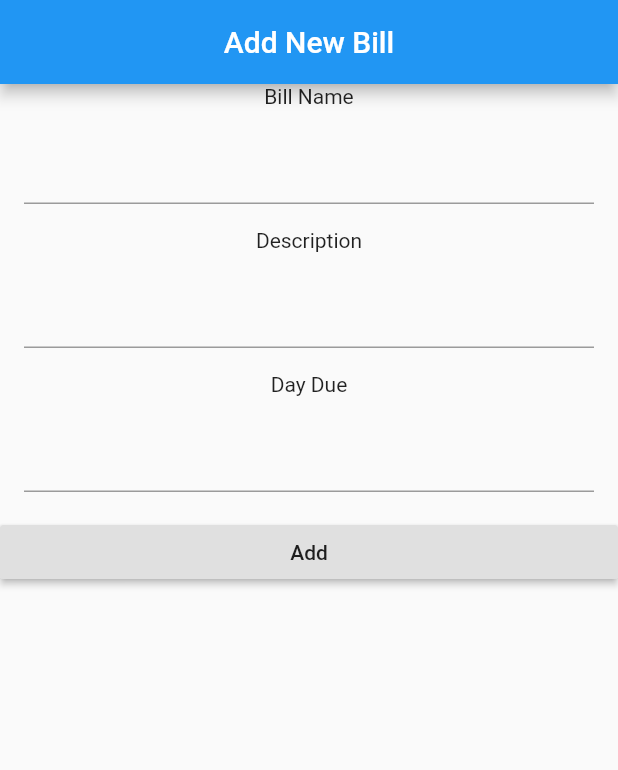
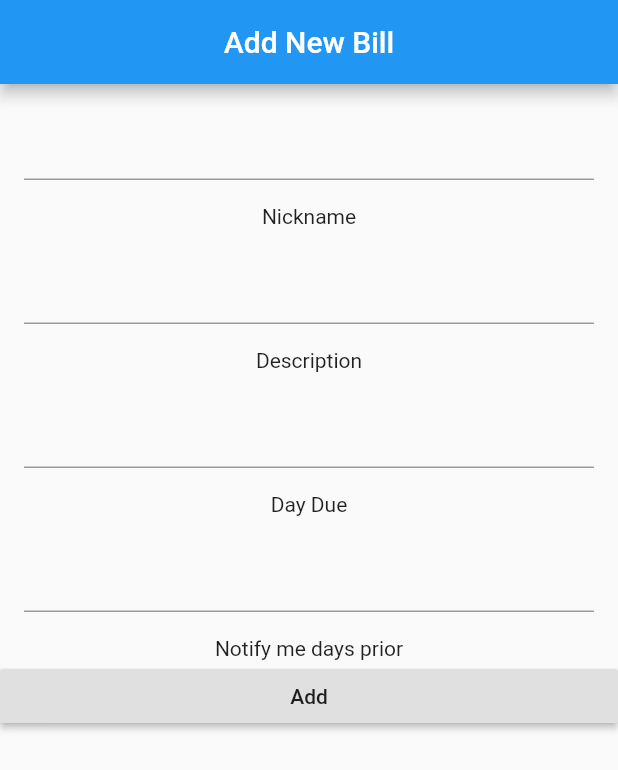
Before and after one commit to astonecipher/budget-reminder-mobile, a Flutter app: the BillForm screen opened directly, after a tap on "Add", on a phone screen of 412 x 824 dp. Shown: the top 770 px of the screen. Run offline on Flutter 3.47's test engine with Material 2 defaults, Android fonts, the phone set to English and light mode, and no system bars; our stand-ins replace sqflite; accounts and stored records are empty.

Commit message:
Added navigation to the AddBill class. Calls the addBill method to SQLite. Needs the list refreshed after adding a new record.

```diff
--- a/lib/main.dart
+++ b/lib/main.dart
@@ -14,7 +14,7 @@ void main() {
       '/': (context) => ListBills(),
       // When navigating to the "/second" route, build the SecondScreen widget.
 //      '/bills': (context) => Home(),
-//      '/addBill': (context) => AddBill(),
+      '/addBill': (context) => AddBill(),
     },
   ));
 }
--- a/lib/screens/add_bill.dart
+++ b/lib/screens/add_bill.dart
@@ -1,4 +1,5 @@
 import 'package:flutter/material.dart';
+import 'package:flutter/services.dart';
 import 'package:flutter_app_test_api/interfaces/idatastore.dart';
 import '../models/bill.dart';
 import '../repositories/bill_repository.dart';
@@ -26,6 +27,7 @@ class _AddBillFormState extends State<BillForm> {
   final name = TextEditingController();
   final description = TextEditingController();
   final dueDate = TextEditingController();
+  final notifyBefore = TextEditingController();
 
   @override
   void dispose() {
@@ -33,6 +35,7 @@ class _AddBillFormState extends State<BillForm> {
     name.dispose();
     description.dispose();
     dueDate.dispose();
+    notifyBefore.dispose();
 
     super.dispose();
   }
@@ -46,27 +49,36 @@ class _AddBillFormState extends State<BillForm> {
     body:
     Column(
       children: [
-        Text("Bill Name"),
         Padding(
             padding: const EdgeInsets.all(16.0),
             child: TextField(
               controller: name,
             )
         ),
-        Text('Description'),
+        Text("Nickname"),
         Padding(
             padding: const EdgeInsets.all(16.0),
             child: TextField(
               controller: description,
             )
         ),
+        Text('Description'),
+        Padding(
+            padding: const EdgeInsets.all(16.0),
+            child: TextField(
+              controller: dueDate,
+              inputFormatters: [WhitelistingTextInputFormatter.digitsOnly],
+            )
+        ),
         Text('Day Due'),
         Padding(
             padding: const EdgeInsets.all(16.0),
             child: TextField(
-              controller: dueDate,
+              controller: notifyBefore,
+              inputFormatters: [WhitelistingTextInputFormatter.digitsOnly],
             )
         ),
+        Text('Notify me days prior'),
         SizedBox(
           width: double.infinity,
           // height: double.infinity,
@@ -74,18 +86,15 @@ class _AddBillFormState extends State<BillForm> {
             child: Text("Add"),
             onPressed: () {
               print(name.text);
-//              Bill _bill = new Bill('0', name.text, description.text, dueDate.text);
-//              var response = _service.addBill(_bill);
-//              _bill.dispose();
+              Bill _bill = new Bill(null, name.text, description.text, null, int.parse(dueDate.text), int.parse(notifyBefore.text));
+              var response = BillSQLiteDbProvider.db.addNewBill(_bill);
               return showDialog(
                 context: context,
                 builder: (context) {
                   return AlertDialog(
-                    // Retrieve the text the that user has entered by using the
+                    content: Text("New Bill added to list!\n${response.toString()}"),
+                  );
 
-//                    content: Text("Return code from service was : ${response}"),
-
-                  );
                 },
               );
             },
```
Also changed, not shown: lib/screens/ListBills.dart (+15 -3 lines).
